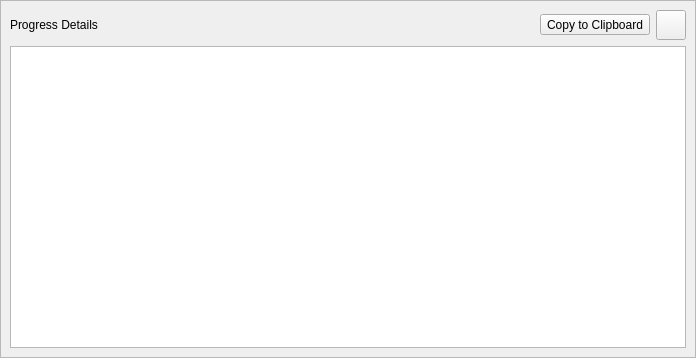
Above: resources/progress_details_widget.ui from shotgunsoftware/tk-multi-publish2 before the change. Below: the same form after it.
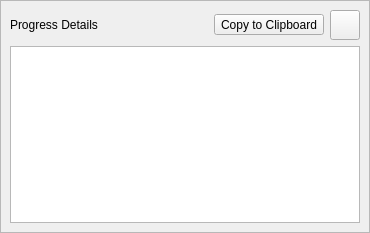
That is the form after the change. Icons and pictures are not drawn.

Commit message:
SG-9210: [minor] Resolves a QToolButton styling issue in Houdini 17. (#92)
Sets a minimum width of a tool button in the UI, which will keep it from being shrunk down to a tiny size by Houdini 17's stylesheet.

```diff
--- a/resources/progress_details_widget.ui
+++ b/resources/progress_details_widget.ui
@@ -6,8 +6,8 @@
    <rect>
     <x>0</x>
     <y>0</y>
-    <width>696</width>
-    <height>358</height>
+    <width>370</width>
+    <height>233</height>
    </rect>
   </property>
   <property name="windowTitle">
@@ -40,6 +40,12 @@
         </item>
         <item>
          <widget class="QToolButton" name="copy_log_button">
+          <property name="minimumSize">
+           <size>
+            <width>105</width>
+            <height>0</height>
+           </size>
+          </property>
           <property name="toolTip">
            <string>&lt;html&gt;&lt;head/&gt;&lt;body&gt;&lt;p&gt;Open the publisher's log file. The log file is useful for deeper debugging of publish issues. For issues involving Shotgun Support, please include a copy of this file when submitting a support request. &lt;/p&gt;&lt;/body&gt;&lt;/html&gt;</string>
           </property>
```
The commit also changes 1 other file.
